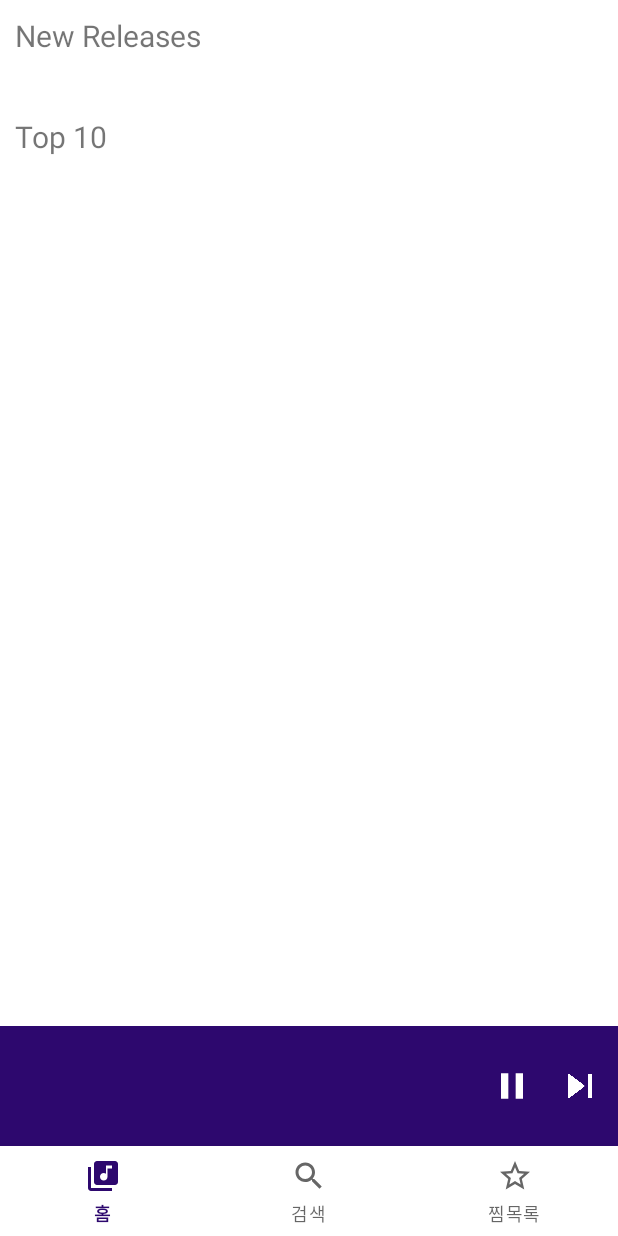
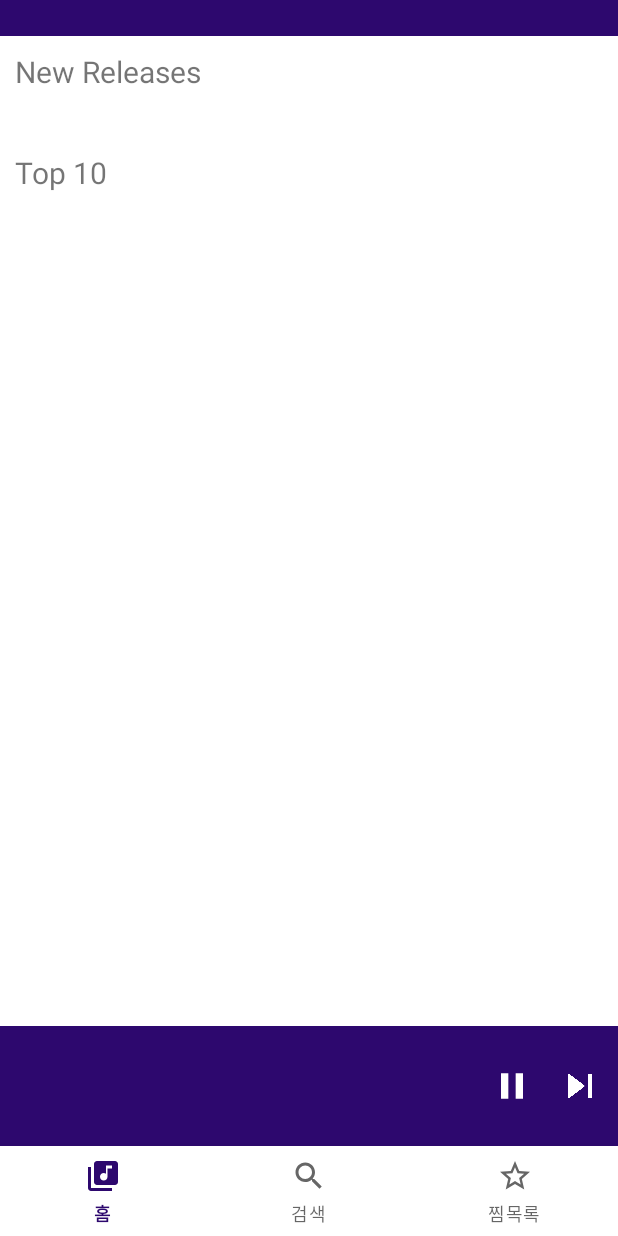
Before and after one commit to lejerin/AOS_MusicPlayer, an Android app: the screen it shows after launch (MainActivity), on a phone screen of 412 x 824 dp. Run offline under Robolectric (Android 15) with nearby library versions, the phone set to English and light mode, and no system bars; our stand-ins replace Dagger/Hilt's generated code, data binding, navigation-ui; libraries missing offline, so code that uses them is left out: com.jakewharton.retrofit2; 8 statements that could not run were skipped.

Commit message:
MotionLayout 수정 & System Bar Color 수정

```diff
--- a/app/src/main/java/lej/happy/musicapp/ui/main/MainActivity.kt
+++ b/app/src/main/java/lej/happy/musicapp/ui/main/MainActivity.kt
@@ -1,8 +1,12 @@
 package lej.happy.musicapp.ui.main
 
+import android.os.Build
 import android.os.Bundle
 import android.util.Log
+import android.view.View
 import androidx.constraintlayout.motion.widget.MotionLayout
+import androidx.core.content.ContentProviderCompat.requireContext
+import androidx.core.content.ContextCompat
 import androidx.navigation.findNavController
 import androidx.navigation.fragment.NavHostFragment
 import androidx.navigation.ui.setupWithNavController
@@ -12,6 +16,9 @@ import lej.happy.musicapp.databinding.ActivityMainBinding
 import lej.happy.musicapp.ui.base.BaseActivity
 import lej.happy.musicapp.ui.music.MediaPlayerManager
 import lej.happy.musicapp.ui.player.PlayerFragment
+import lej.happy.musicapp.util.navigationHeight
+import lej.happy.musicapp.util.setStatusBarTransparent
+import lej.happy.musicapp.util.statusBarHeight
 import javax.inject.Inject
 import kotlin.math.abs
 
@@ -28,6 +35,16 @@ class MainActivity : BaseActivity() {
         binding.lifecycleOwner = this@MainActivity
 
         initNavigation()
+        initTransparentSystemBar()
+    }
+
+    private fun initTransparentSystemBar() {
+        this.setStatusBarTransparent()
+        binding.viewStatusBar.apply {
+            layoutParams = layoutParams.apply {
+                height = this@MainActivity.statusBarHeight()
+            }
+        }
     }
 
     private fun initNavigation() {
--- a/app/src/main/java/lej/happy/musicapp/ui/player/PlayerFragment.kt
+++ b/app/src/main/java/lej/happy/musicapp/ui/player/PlayerFragment.kt
@@ -6,6 +6,7 @@ import android.view.DragEvent
 import android.view.View
 import android.widget.SeekBar
 import androidx.constraintlayout.motion.widget.MotionLayout
+import androidx.core.content.ContextCompat.getColor
 import androidx.fragment.app.activityViewModels
 import androidx.fragment.app.viewModels
 import dagger.hilt.android.AndroidEntryPoint
@@ -35,8 +36,7 @@ class PlayerFragment : BaseFragment<FragmentPlayerBinding>() {
         binding.vm = mMusicPlayViewModel
         binding.fragment = this@PlayerFragment
         setTimerTextAnimation()
-        // window.navigationBarColor = getColor(R.color.purple_500)
-        binding.appCompatSeekBar.setOnSeekBarChangeListener(object : SeekBar.OnSeekBarChangeListener {
+        binding.seekBar.setOnSeekBarChangeListener(object : SeekBar.OnSeekBarChangeListener {
             override fun onProgressChanged(p0: SeekBar?, progress: Int, fromUser: Boolean) {
                 if (fromUser) {
                     mMusicPlayViewModel.setCurrentPlayTimeString(progress)
--- /dev/null
+++ b/app/src/main/java/lej/happy/musicapp/util/UiUtils.kt
@@ -0,0 +1,33 @@
+package lej.happy.musicapp.util
+
+import android.app.Activity
+import android.content.Context
+import android.os.Build
+import android.view.WindowManager
+import androidx.core.view.WindowCompat
+
+fun Activity.setStatusBarTransparent() {
+    window.apply {
+        setFlags(
+            WindowManager.LayoutParams.FLAG_LAYOUT_NO_LIMITS,
+            WindowManager.LayoutParams.FLAG_LAYOUT_NO_LIMITS
+        )
+        if (Build.VERSION.SDK_INT >= 30) {	// API 30 에 적용
+            WindowCompat.setDecorFitsSystemWindows(window, false)
+        }
+    }
+}
+
+fun Context.statusBarHeight(): Int {
+    val resourceId = resources.getIdentifier("status_bar_height", "dimen", "android")
+
+    return if (resourceId > 0) resources.getDimensionPixelSize(resourceId)
+    else 0
+}
+
+fun Context.navigationHeight(): Int {
+    val resourceId = resources.getIdentifier("navigation_bar_height", "dimen", "android")
+
+    return if (resourceId > 0) resources.getDimensionPixelSize(resourceId)
+    else 0
+}
--- a/app/src/main/res/layout/activity_main.xml
+++ b/app/src/main/res/layout/activity_main.xml
@@ -9,11 +9,18 @@
 
     <androidx.constraintlayout.motion.widget.MotionLayout
         android:id="@+id/ml_main"
+        android:background="@color/transparent"
         android:layout_width="match_parent"
         android:layout_height="match_parent"
         tools:context=".ui.main.MainActivity"
         android:orientation="vertical"
         app:layoutDescription="@xml/activity_main_scene">
+
+        <View
+            android:id="@+id/view_status_bar"
+            android:layout_width="match_parent"
+            android:background="@color/purple_700"
+            android:layout_height="20dp"/>
 
         <androidx.fragment.app.FragmentContainerView
             android:id="@+id/fcv_main"
@@ -24,20 +31,23 @@
             android:layout_marginBottom="80dp"
             app:defaultNavHost="true"
             app:layout_constraintBottom_toTopOf="@+id/bnv_main"
-            app:layout_constraintTop_toTopOf="parent"
+            app:layout_constraintTop_toBottomOf="@id/view_status_bar"
             app:navGraph="@navigation/nav_graph" />
 
         <androidx.fragment.app.FragmentContainerView
             android:id="@+id/fcv_player"
             android:name="lej.happy.musicapp.ui.player.PlayerFragment"
+            app:layout_constraintTop_toBottomOf="@id/view_status_bar"
+            app:layout_constraintBottom_toBottomOf="parent"
             android:layout_width="match_parent"
-            android:layout_height="match_parent"/>
+            android:layout_height="0dp" />
 
         <com.google.android.material.bottomnavigation.BottomNavigationView
             android:id="@+id/bnv_main"
             android:layout_width="match_parent"
             android:layout_height="60dp"
-            app:layout_constraintBottom_toBottomOf="parent"
+            app:layout_constraintBottom_toTopOf="parent"
             app:menu="@menu/menu_bottom" />
+
     </androidx.constraintlayout.motion.widget.MotionLayout>
 </layout>
--- a/app/src/main/res/layout/fragment_player.xml
+++ b/app/src/main/res/layout/fragment_player.xml
@@ -217,13 +217,12 @@
                 app:srcCompat="@drawable/selector_like_btn" />
 
             <androidx.appcompat.widget.AppCompatSeekBar
-                android:id="@+id/appCompatSeekBar"
+                android:id="@+id/seek_bar"
                 android:layout_width="0dp"
                 android:layout_height="wrap_content"
                 android:layout_marginTop="20dp"
                 android:max="100"
                 android:min="0"
-                android:visibility="gone"
                 android:progress="@{vm.playProgress}"
                 android:progressBackgroundTint="#CFCFCF"
                 android:progressTint="@color/white"
@@ -304,8 +303,8 @@
                 android:text="@{vm.playCurrentTimeString}"
                 android:textColor="@color/text"
                 android:textSize="12dp"
-                app:layout_constraintStart_toStartOf="@+id/appCompatSeekBar"
-                app:layout_constraintTop_toBottomOf="@+id/appCompatSeekBar" />
+                app:layout_constraintStart_toStartOf="@+id/seek_bar"
+                app:layout_constraintTop_toBottomOf="@+id/seek_bar" />
 
             <TextView
                 android:id="@+id/tv_duration_time"
@@ -316,7 +315,7 @@
                 android:textColor="@color/text"
                 android:textSize="12dp"
                 app:layout_constraintEnd_toEndOf="parent"
-                app:layout_constraintTop_toBottomOf="@+id/appCompatSeekBar" />
+                app:layout_constraintTop_toBottomOf="@+id/seek_bar" />
 
         </androidx.constraintlayout.widget.ConstraintLayout>
 
--- a/app/src/main/res/values-night/themes.xml
+++ b/app/src/main/res/values-night/themes.xml
@@ -9,8 +9,11 @@
         <item name="colorSecondary">@color/teal_200</item>
         <item name="colorSecondaryVariant">@color/teal_200</item>
         <item name="colorOnSecondary">@color/black</item>
-        <!-- Status bar color. -->
-        <item name="android:statusBarColor" tools:targetApi="l">?attr/colorPrimaryVariant</item>
-        <!-- Customize your theme here. -->
+
+        <item name="android:windowLightStatusBar" tools:targetApi="m">true</item>
+        <item name="android:statusBarColor">@android:color/transparent</item>
+        <item name="android:navigationBarColor">@android:color/transparent</item>
+        <item name="android:enforceNavigationBarContrast" tools:targetApi="q">false</item>
+        <item name="android:enforceStatusBarContrast" tools:targetApi="q">false</item>
     </style>
 </resources>
--- a/app/src/main/res/values/colors.xml
+++ b/app/src/main/res/values/colors.xml
@@ -10,4 +10,5 @@
 
     <color name="dark_gray">#404040</color>
     <color name="text">#FFFFFFFF</color>
+    <color name="transparent">#00000000</color>
 </resources>
--- a/app/src/main/res/values/themes.xml
+++ b/app/src/main/res/values/themes.xml
@@ -9,8 +9,11 @@
         <item name="colorSecondary">@color/teal_200</item>
         <item name="colorSecondaryVariant">@color/teal_700</item>
         <item name="colorOnSecondary">@color/black</item>
-        <!-- Status bar color. -->
-        <item name="android:statusBarColor" tools:targetApi="l">?attr/colorPrimaryVariant</item>
         <!-- Customize your theme here. -->
+        <item name="android:windowLightStatusBar" tools:targetApi="m">true</item>
+        <item name="android:statusBarColor">@android:color/transparent</item>
+        <item name="android:navigationBarColor">@android:color/transparent</item>
+        <item name="android:enforceNavigationBarContrast" tools:targetApi="q">false</item>
+        <item name="android:enforceStatusBarContrast" tools:targetApi="q">false</item>
     </style>
 </resources>
--- a/app/src/main/res/xml/activity_main_scene.xml
+++ b/app/src/main/res/xml/activity_main_scene.xml
@@ -21,5 +21,6 @@
         android:id="@+id/transition_main"
         app:constraintSetEnd="@id/end"
         app:constraintSetStart="@+id/start" >
+        <KeyFrameSet />
     </Transition>
 </MotionScene>
--- a/app/src/main/res/xml/activity_player_scene.xml
+++ b/app/src/main/res/xml/activity_player_scene.xml
@@ -55,9 +55,8 @@
 
     <ConstraintSet android:id="@+id/floating">
         <Constraint android:id="@+id/ll_sliding"
-            android:layout_height="-1dp"
+            android:layout_height="70dp"
             app:layout_constraintTop_toBottomOf="parent"
-            app:layout_constraintBottom_toBottomOf="parent"
             android:layout_width="0dp"
             app:layout_constraintStart_toStartOf="parent"
             android:layout_marginEnd="0dp"
@@ -76,8 +75,7 @@
         <Constraint android:id="@+id/cl_default"
             android:layout_width="0dp"
             android:layout_height="wrap_content"
-            android:layout_marginBottom="100dp"
-            app:layout_constraintBottom_toBottomOf="parent"
+            app:layout_constraintTop_toBottomOf="parent"
             app:layout_constraintEnd_toEndOf="parent"
             app:layout_constraintStart_toStartOf="parent"
             android:alpha="0"
@@ -179,6 +177,17 @@
                 app:motionTarget="@+id/cl_default"
                 app:framePosition="80"
                 android:alpha="0" />
+            <KeyPosition
+                app:motionTarget="@+id/cl_default"
+                app:framePosition="80"
+                app:keyPositionType="deltaRelative"
+                app:percentX="1"
+                app:percentY="1" />
+            <KeyPosition
+                app:motionTarget="@+id/ll_sliding"
+                app:framePosition="80"
+                app:keyPositionType="deltaRelative"
+                app:percentY="0" />
         </KeyFrameSet>
     </Transition>
     <Transition
```
